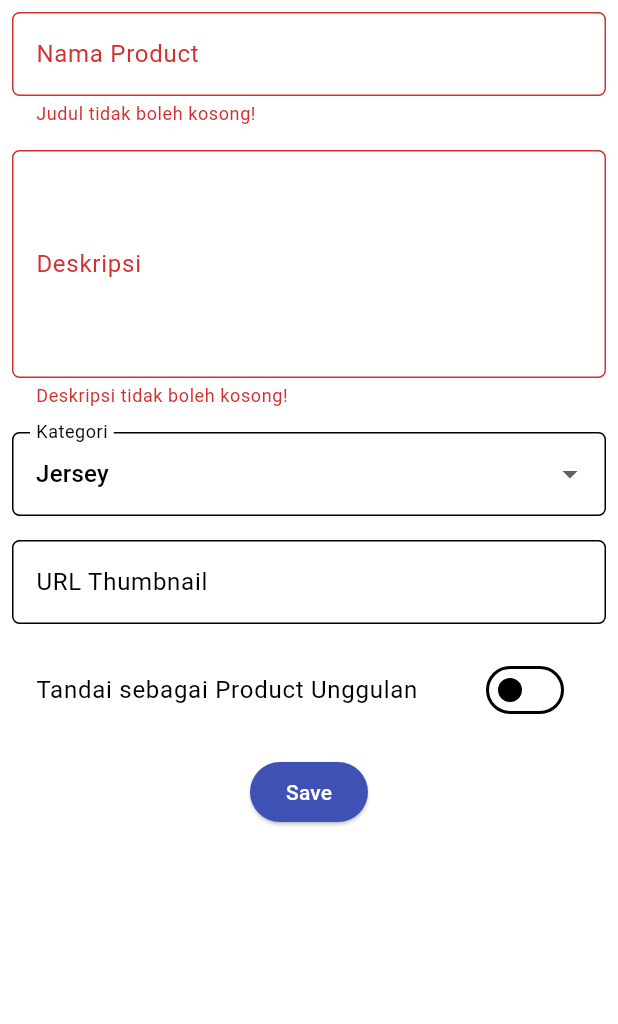
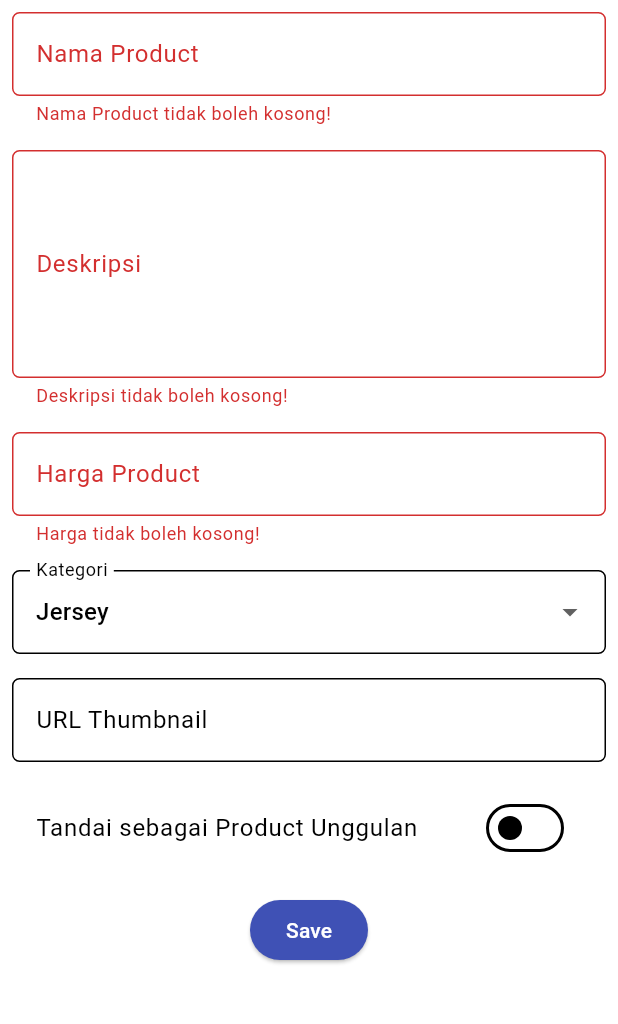
Before and after one commit to RafasyaSubhan/horeg-fc-mobile, a Flutter app: the NewsFormPage screen opened directly, after a tap on "Save", on a phone screen of 412 x 824 dp, the part 84-1108 px from its top. Run offline on Flutter 3.47's test engine with Material 3 defaults, Android fonts, the light colour scheme and no system bars.

Commit message:
Menambahkan validator dan form harga

```diff
--- a/lib/screens/newslist_form.dart
+++ b/lib/screens/newslist_form.dart
@@ -12,6 +12,7 @@ class _NewsFormPageState extends State<NewsFormPage> {
     final _formKey = GlobalKey<FormState>();
     String _title = "";
     String _content = "";
+    int _harga = 0;
     String _category = "jersey";
     String _thumbnail = "";
     bool _isFeatured = false;
@@ -61,12 +62,16 @@ class _NewsFormPageState extends State<NewsFormPage> {
                               },
                               validator: (String? value) {
                                 if (value == null || value.isEmpty) {
-                                  return "Judul tidak boleh kosong!";
+                                  return "Nama Product tidak boleh kosong!";
+                                }
+                                if(value.length < 4){
+                                  return "Nama product minimal 4 karakter!";
                                 }
                                 return null;
                               },
                             ),
                           ),
+
                           // === Content ===
                           Padding(
                             padding: const EdgeInsets.all(8.0),
@@ -88,11 +93,50 @@ class _NewsFormPageState extends State<NewsFormPage> {
                                 if (value == null || value.isEmpty) {
                                   return "Deskripsi tidak boleh kosong!";
                                 }
+                                if(value.length < 10){
+                                  return "Deskripsi minimal 10 karakter!";
+                                }
                                 return null;
                               },
                             ),
                           ),
 
+                          // === Harga ===
+                          Padding(
+                            padding: const EdgeInsets.all(8.0),
+                            child: TextFormField(
+                              decoration: InputDecoration(
+                                hintText: "Harga Product (contoh: 500000)",
+                                labelText: "Harga Product",
+                                border: OutlineInputBorder(
+                                  borderRadius: BorderRadius.circular(5.0),
+                                ),
+                              ),
+                              keyboardType: TextInputType.number,
+                              onChanged: (String? value) {
+                                setState(() {
+                                  _harga = int.tryParse(value ?? '0') ?? 0;
+                                });
+                              },
+
+                              // 4. Validator jadi penjaga utamanya
+                              validator: (String? value){
+                                if(value == null || value.isEmpty){
+                                  return "Harga tidak boleh kosong!";
+                                }
+
+                                final int? price = int.tryParse(value);
+                                if(price == null){
+                                  return "Harga harus berupa angka integer (contoh: 150000)";
+                                }
+
+                                if(price <= 0){
+                                  return "Harga harus lebih besar dari 0!";
+                                }
+                                return null;
+                              },
+                            ),
+                          ),
                           // === Category ===
                           Padding(
                             padding: const EdgeInsets.all(8.0),
@@ -135,6 +179,19 @@ class _NewsFormPageState extends State<NewsFormPage> {
                                   _thumbnail = value!;
                                 });
                               },
+                              validator: (String? value){
+                                if(value == null || value.trim().isEmpty){
+                                  return null;
+                                }
+                                final Uri? uri = Uri.tryParse(value);
+                                if(uri == null || (!uri.isScheme('http') && !uri.isScheme('https://'))){
+                                  return "Format URL tidak valid, gunakan https:// atau https://";
+                                }
+                                if(uri.host.isEmpty){
+                                  return "URL harus memiliki domain, seperti google.com";
+                                }
+                                return null;
+                              },
                             ),
                           ),
 
@@ -174,6 +231,7 @@ class _NewsFormPageState extends State<NewsFormPage> {
                                               children: [
                                                 Text('Nama: $_title'),
                                                 Text('Deskripsi: $_content'),
+                                                Text('Harga: $_harga'),
                                                 Text('Kategori: $_category'),
                                                 Text('Thumbnail: $_thumbnail'),
                                                 Text(
```
